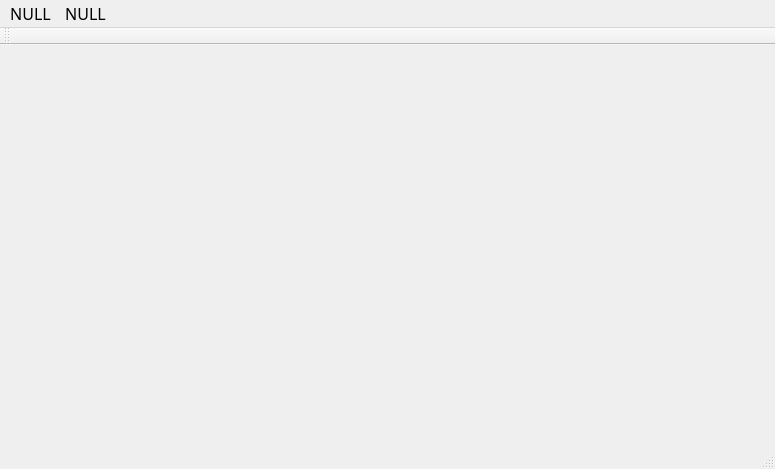
The window that ui/mainwindow.ui (binnary/BSCJZ8) describes before a commit, drawn with Qt 5.
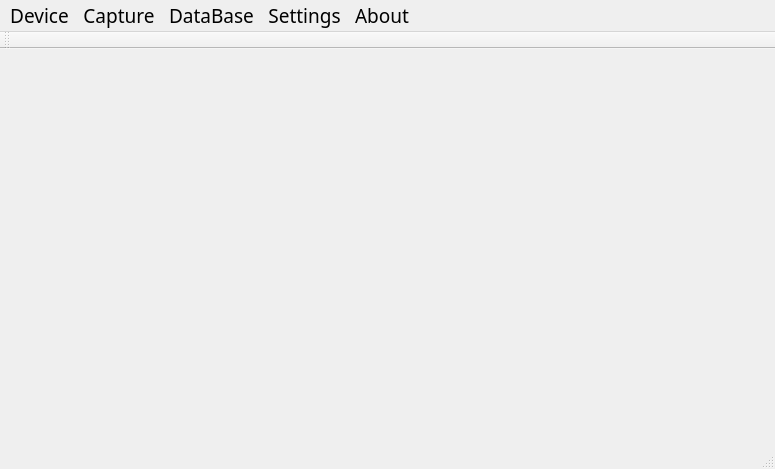
The same window after the commit.

Diff of the .ui file:
```diff
--- a/ui/mainwindow.ui
+++ b/ui/mainwindow.ui
@@ -13,7 +13,7 @@
   <property name="font">
    <font>
     <family>宋体</family>
-    <pointsize>12</pointsize>
+    <pointsize>14</pointsize>
    </font>
   </property>
   <property name="windowTitle">
@@ -37,21 +37,45 @@
      <x>0</x>
      <y>0</y>
      <width>775</width>
-     <height>23</height>
+     <height>17</height>
     </rect>
    </property>
    <widget class="QMenu" name="menuNULL">
     <property name="title">
-     <string>NULL</string>
+     <string>Device</string>
     </property>
    </widget>
    <widget class="QMenu" name="menuNULL_2">
     <property name="title">
-     <string>NULL</string>
+     <string>DataBase</string>
     </property>
+    <addaction name="actionDataBase"/>
+    <addaction name="actionExport_Db"/>
+   </widget>
+   <widget class="QMenu" name="menuSettings">
+    <property name="title">
+     <string>Settings</string>
+    </property>
+    <addaction name="actionSystem"/>
+   </widget>
+   <widget class="QMenu" name="menuAbout">
+    <property name="title">
+     <string>About</string>
+    </property>
+   </widget>
+   <widget class="QMenu" name="menuCapture">
+    <property name="title">
+     <string>Capture</string>
+    </property>
+    <addaction name="actionStart_Capture"/>
+    <addaction name="actionStop_Capture"/>
+    <addaction name="actionEnable_Log_Window"/>
    </widget>
    <addaction name="menuNULL"/>
+   <addaction name="menuCapture"/>
    <addaction name="menuNULL_2"/>
+   <addaction name="menuSettings"/>
+   <addaction name="menuAbout"/>
   </widget>
  </widget>
  <layoutdefault spacing="6" margin="11"/>
```
Left out of the diff: 36 changed lines with no effect on the pictures.
